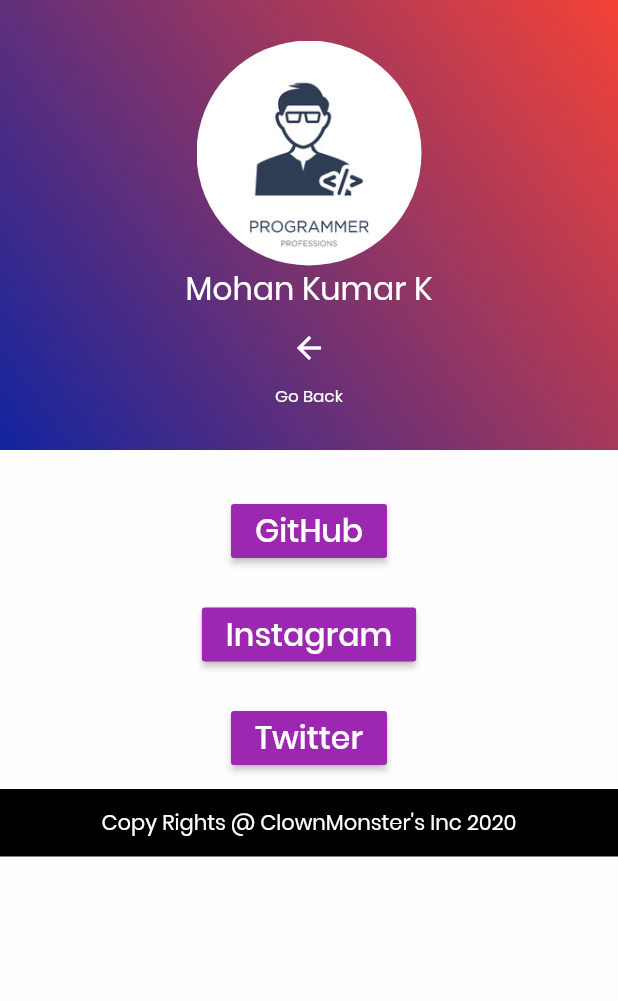
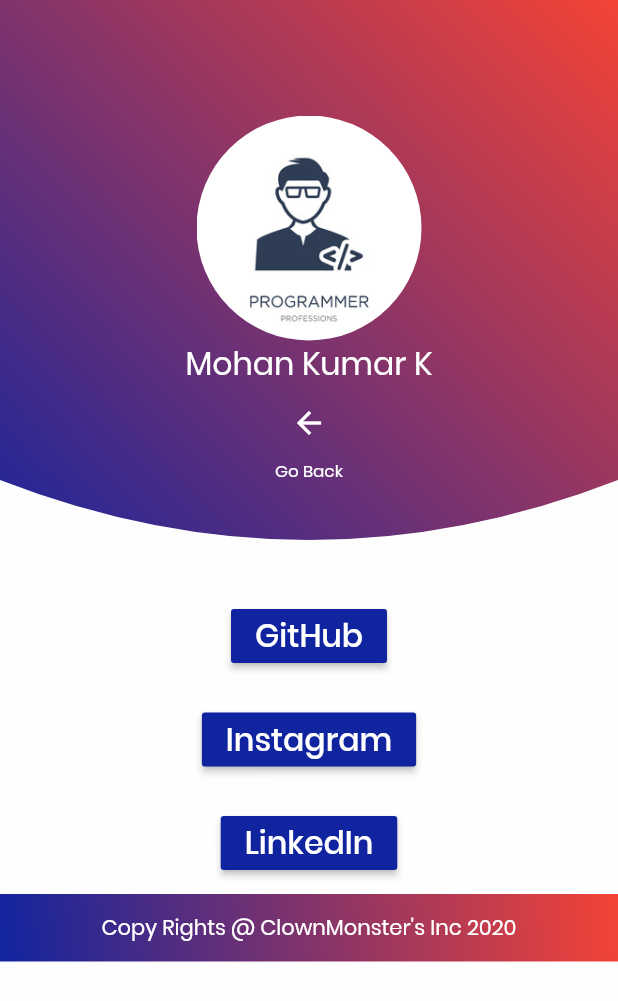
Before and after one commit to ClownMonster/covid19_flutter_app, a Flutter app: the Devpage screen opened directly, on a phone screen of 412 x 824 dp. Shown: the top 1001 px of the screen. Run offline on Flutter 3.47's test engine with Material 2 defaults, Android fonts, the phone set to English and light mode, and no system bars; our stand-ins replace flutter_svg.

Commit message:
allignment and launch set

```diff
--- a/lib/Devpage.dart
+++ b/lib/Devpage.dart
@@ -1,17 +1,22 @@
 
 import 'package:flutter/material.dart';
 import 'package:url_launcher/url_launcher.dart';
+import 'package:covid19_flutter_app/widgets/my_header.dart';
 
 
 class Devpage extends StatelessWidget{
   @override
   Widget build(BuildContext context) {
     return Scaffold(
+
       body:SingleChildScrollView(
         child: Column(
-          children:<Widget>[Container(
+          children:<Widget>[
+          new ClipPath(
+          clipper: MyClipper(),
+          child: Container(
           width: double.infinity,
-          height: 300,
+          height: 400,
           decoration: BoxDecoration(
             gradient: LinearGradient(
             begin: Alignment.topRight,
@@ -52,43 +57,51 @@ class Devpage extends StatelessWidget{
              ),
 
             ]
-          )),
+          )),),
           new Container(
             width: double.infinity,
-            height: 300.0,
-            margin:EdgeInsets.only(top:30),
+            height: MediaQuery.of(context).size.height-300.0,
             child: Column(
               children:<Widget>[
 
                  new RaisedButton(onPressed: () => _launch("https://github.com/ClownMonster"),
                 child:new Text("GitHub", textAlign: TextAlign.center, textScaleFactor: 1.5,
                 style: TextStyle( color: Colors.white) ,),
-                color: Colors.purple,
+                color: Color(0xFF11249F),
                 ),
                 new Text(""),
-                new RaisedButton(onPressed: () => _launch("https://github.com/ClownMonster"),
+                new RaisedButton(onPressed: () => _launch("https://www.instagram.com/clown_monster10/"),
                 child:new Text("Instagram", textAlign: TextAlign.center, textScaleFactor: 1.5,
                 style: TextStyle(color: Colors.white) ,),
-                color: Colors.purple,
+                color:  Color(0xFF11249F),
                 ),
                 new Text(""),
-                new RaisedButton(onPressed: () => _launch("https://github.com/ClownMonster"),
-                child:new Text("Twitter", textAlign: TextAlign.center, textScaleFactor: 1.5,
+                new RaisedButton(onPressed: () => _launch("https://www.linkedin.com/in/mohan-kumar-k-6bbba8184/"),
+                child:new Text("LinkedIn", textAlign: TextAlign.center, textScaleFactor: 1.5,
                 style: TextStyle(color: Colors.white) ,),
-                color: Colors.purple,
+                color:  Color(0xFF11249F),
 
                 ),
-
                 new Container(
                   margin: EdgeInsets.only(top:10),
                   alignment: Alignment.center,
-                  color: Colors.black,
+                  decoration: BoxDecoration(
+                  gradient: LinearGradient(
+                  begin: Alignment.topRight,
+                  end: Alignment.bottomLeft,
+                  colors: [
+                    Colors.red,
+                    Color(0xFF11249F),
+                  ],
+                ),
+                ),
                   width: double.infinity,
                   height: 45,
                   child: Text("Copy Rights @ ClownMonster's Inc 2020",
                   textAlign: TextAlign.center, style: TextStyle(color:Colors.white),
                   ),
                 ),
+
 
 
               ]
```
